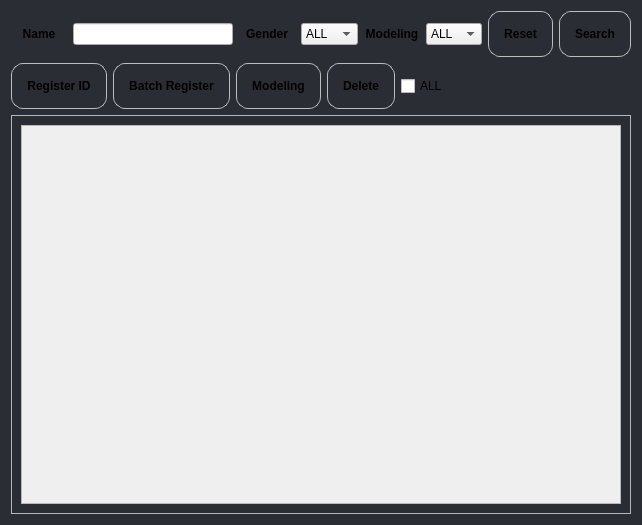
Qt form custom_widgets/dataBase/DataBase.ui (elmhadji/AccessController) before a commit.
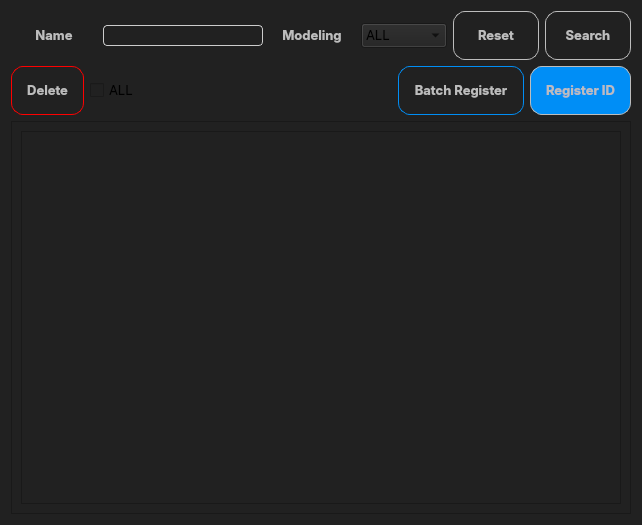
The same form after that commit.

Diff of the .ui file:
```diff
--- a/custom_widgets/dataBase/DataBase.ui
+++ b/custom_widgets/dataBase/DataBase.ui
@@ -14,27 +14,39 @@
    <string>Form</string>
   </property>
   <property name="styleSheet">
-   <string notr="true">#DataBase {
-	background-color: rgb(43, 45, 53);
+   <string notr="true">* {
+	background-color: rgb(33, 33, 33);
+}
+#DataBase QLabel ,QPushButton{
+color: rgb(189, 189, 189);
 }
 
-#cardInfoGrid QGridLayout{
-	border :10 px solid green;
-}
 
 #DataBase QPushButton{
 	border : 1px solid rgb(189, 189, 189);
 	border-radius: 12px;
 	padding: 15px;
-}
 
-#DataBase #addButton{
+}
+#DataBase #registerIdButton{
 	background-color: rgb(0, 142, 246);
+
 }
+#DataBase #batchRegisterButton{
+	border: 1px solid  rgb(0, 142, 246);
+}
+#DataBase #deleteButton{
+	border: 1px solid  red
 
-#cardInfoGrid{
-	border: 2px solid red
-}</string>
+}
+#nameInput{
+	background-color:  rgb(33, 33, 33);
+	border: 1px solid rgb(204, 204, 204);
+    border-radius: 4px;
+    color: rgb(204, 204, 204);
+
+}
+</string>
   </property>
   <layout class="QVBoxLayout" name="verticalLayout">
    <item>
@@ -43,7 +55,8 @@
       <widget class="QLabel" name="nameLabel">
        <property name="font">
         <font>
-         <weight>75</weight>
+         <family>Inter</family>
+         <pointsize>10</pointsize>
          <bold>true</bold>
         </font>
        </property>
@@ -56,45 +69,27 @@
       </widget>
      </item>
      <item>
-      <widget class="QLineEdit" name="lineEdit">
+      <widget class="QLineEdit" name="nameInput">
        <property name="maximumSize">
         <size>
          <width>160</width>
          <height>16777215</height>
         </size>
        </property>
-      </widget>
-     </item>
-     <item>
-      <widget class="QLabel" name="genderLabel">
        <property name="font">
         <font>
-         <weight>75</weight>
-         <bold>true</bold>
+         <family>Inter</family>
+         <pointsize>10</pointsize>
         </font>
        </property>
-       <property name="text">
-        <string>Gender</string>
-       </property>
-       <property name="alignment">
-        <set>Qt::AlignCenter</set>
-       </property>
-      </widget>
-     </item>
-     <item>
-      <widget class="QComboBox" name="genderComboBox">
-       <item>
-        <property name="text">
-         <string>ALL</string>
-        </property>
-       </item>
       </widget>
      </item>
      <item>
       <widget class="QLabel" name="modelingLabel">
        <property name="font">
         <font>
-         <weight>75</weight>
+         <family>Inter</family>
+         <pointsize>10</pointsize>
          <bold>true</bold>
         </font>
        </property>
@@ -108,6 +103,12 @@
      </item>
      <item>
       <widget class="QComboBox" name="modelingComboBox">
+       <property name="font">
+        <font>
+         <family>Inter</family>
+         <pointsize>10</pointsize>
+        </font>
+       </property>
        <item>
         <property name="text">
          <string>ALL</string>
@@ -119,7 +120,8 @@
       <widget class="QPushButton" name="resetButton">
        <property name="font">
         <font>
-         <weight>75</weight>
+         <family>Inter</family>
+         <pointsize>10</pointsize>
          <bold>true</bold>
         </font>
        </property>
@@ -132,7 +134,8 @@
       <widget class="QPushButton" name="searchButton">
        <property name="font">
         <font>
-         <weight>75</weight>
+         <family>Inter</family>
+         <pointsize>10</pointsize>
          <bold>true</bold>
         </font>
        </property>
@@ -147,50 +150,12 @@
     <layout class="QHBoxLayout" name="horizontalLayout_3">
      <item>
       <layout class="QHBoxLayout" name="horizontalLayout_2">
-       <item>
-        <widget class="QPushButton" name="registerIdButton">
-         <property name="font">
-          <font>
-           <weight>75</weight>
-           <bold>true</bold>
-          </font>
-         </property>
-         <property name="text">
-          <string>Register ID</string>
-         </property>
-        </widget>
-       </item>
-       <item>
-        <widget class="QPushButton" name="batchRegisterButton">
-         <property name="font">
-          <font>
-           <weight>75</weight>
-           <bold>true</bold>
-          </font>
-         </property>
-         <property name="text">
-          <string>Batch Register</string>
-         </property>
-        </widget>
-       </item>
-       <item>
-        <widget class="QPushButton" name="modelingButton">
-         <property name="font">
-          <font>
-           <weight>75</weight>
-           <bold>true</bold>
-          </font>
-         </property>
-         <property name="text">
-          <string>Modeling</string>
-         </property>
-        </widget>
-       </item>
        <item>
         <widget class="QPushButton" name="deleteButton">
          <property name="font">
           <font>
-           <weight>75</weight>
+           <family>Inter</family>
+           <pointsize>10</pointsize>
            <bold>true</bold>
           </font>
          </property>
@@ -201,6 +166,12 @@
        </item>
        <item>
         <widget class="QCheckBox" name="checkBox">
+         <property name="font">
+          <font>
+           <family>Inter</family>
+           <pointsize>10</pointsize>
+          </font>
+         </property>
          <property name="text">
           <string>ALL</string>
          </property>
@@ -221,6 +192,34 @@
        </property>
       </spacer>
      </item>
+     <item>
+      <widget class="QPushButton" name="batchRegisterButton">
+       <property name="font">
+        <font>
+         <family>Inter</family>
+         <pointsize>10</pointsize>
+         <bold>true</bold>
+        </font>
+       </property>
+       <property name="text">
+        <string>Batch Register</string>
+       </property>
+      </widget>
+     </item>
+     <item>
+      <widget class="QPushButton" name="registerIdButton">
+       <property name="font">
+        <font>
+         <family>Inter</family>
+         <pointsize>10</pointsize>
+         <bold>true</bold>
+        </font>
+       </property>
+       <property name="text">
+        <string>Register ID</string>
+       </property>
+      </widget>
+     </item>
     </layout>
    </item>
    <item>
@@ -245,8 +244,8 @@
           <rect>
            <x>0</x>
            <y>0</y>
-           <width>610</width>
-           <height>375</height>
+           <width>602</width>
+           <height>371</height>
           </rect>
          </property>
          <layout class="QHBoxLayout" name="horizontalLayout_4">
```
